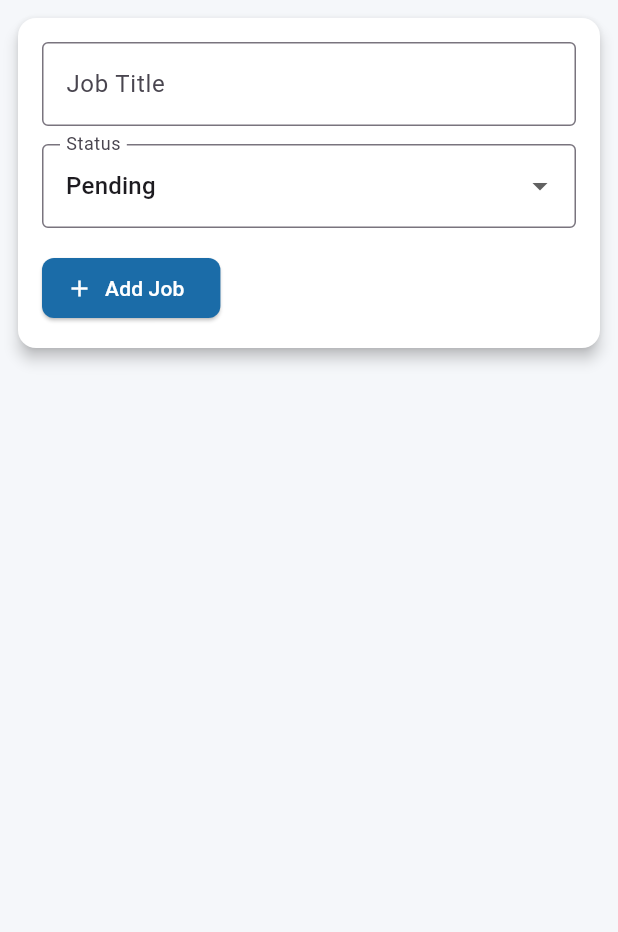
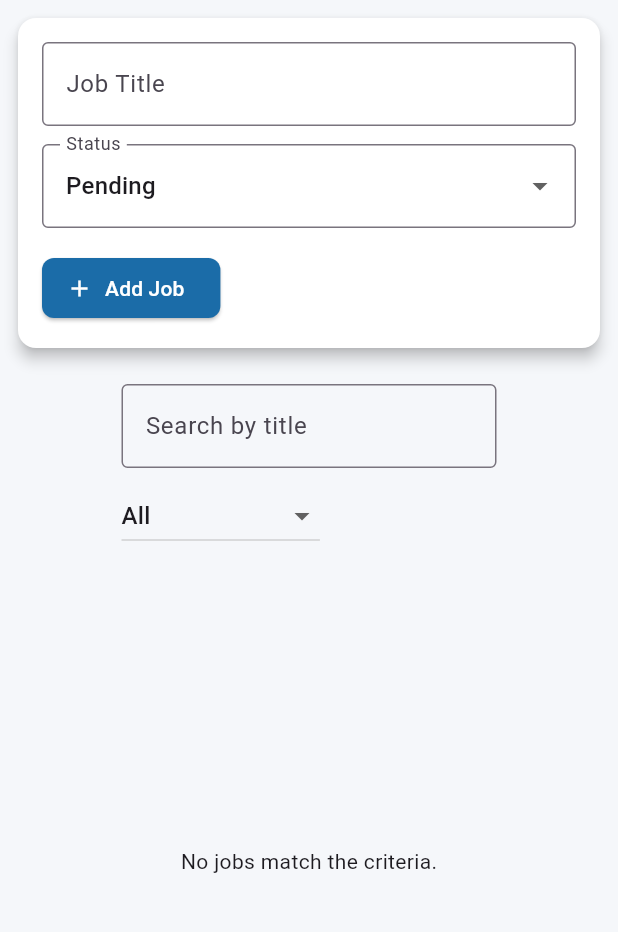
Before and after one commit to CaglarKullu/afs_mock_project, a Flutter app: the screen it shows after launch, after a tap on the "close" icon, on a phone screen of 412 x 824 dp, the part 84-1016 px from its top. Run offline on Flutter 3.47's test engine with Material 3 defaults, Android fonts, the phone set to English and light mode, and no system bars; our stand-ins replace flutter_riverpod, freezed_annotation; generated files the repository leaves out were written again; network calls fail.

Commit message:
add filter feature

```diff
--- a/lib/features/jobs/providers/index.dart
+++ b/lib/features/jobs/providers/index.dart
@@ -1,3 +1,4 @@
 export 'job_notifier.dart';
 export 'selected_job_provider.dart';
 export 'item_state.dart';
+export 'filter_state_provider.dart';
--- a/lib/features/jobs/providers/job_notifier.dart
+++ b/lib/features/jobs/providers/job_notifier.dart
@@ -1,16 +1,34 @@
 import 'package:afs_mock_project/common/controllers/error_controller.dart';
 import 'package:afs_mock_project/common/controllers/success_controller.dart';
 import 'package:afs_mock_project/features/jobs/repositories/job_repository.dart';
-import 'package:flutter_riverpod/flutter_riverpod.dart'
-    show AsyncValue, Ref, StateNotifier, StateNotifierProvider;
+import 'package:flutter_riverpod/flutter_riverpod.dart';
 import 'package:uuid/uuid.dart';
 import '../models/job_model.dart';
 import '../models/job_status.dart';
+import 'filter_state_provider.dart';
 
 final jobNotifierProvider =
     StateNotifierProvider<JobNotifier, AsyncValue<List<JobModel>>>(
   (ref) => JobNotifier(ref),
 );
+
+final filteredJobsProvider = Provider<List<JobModel>>((ref) {
+  final filter = ref.watch(filterStateProvider);
+  final jobsState = ref.watch(jobNotifierProvider);
+
+  return jobsState.maybeWhen(
+    data: (jobs) {
+      return jobs.where((job) {
+        final matchesQuery =
+            job.title.toLowerCase().contains(filter.searchQuery.toLowerCase());
+        final matchesStatus =
+            filter.status == null || job.status == filter.status;
+        return matchesQuery && matchesStatus;
+      }).toList();
+    },
+    orElse: () => [],
+  );
+});
 
 class JobNotifier extends StateNotifier<AsyncValue<List<JobModel>>> {
   final Ref ref;
--- a/lib/features/jobs/widgets/index.dart
+++ b/lib/features/jobs/widgets/index.dart
@@ -1,2 +1,3 @@
 export 'job_form.dart';
 export 'job_list_screen.dart';
+export 'job_filter_bar.dart';
--- /dev/null
+++ b/lib/features/jobs/widgets/job_filter_bar.dart
@@ -0,0 +1,60 @@
+import 'package:afs_mock_project/features/jobs/index.dart';
+import 'package:flutter/material.dart';
+import 'package:flutter_riverpod/flutter_riverpod.dart';
+
+class JobFilterBar extends ConsumerWidget {
+  const JobFilterBar({super.key});
+
+  @override
+  Widget build(BuildContext context, WidgetRef ref) {
+    final filter = ref.watch(filterStateProvider);
+
+    return Padding(
+      padding: const EdgeInsets.all(12),
+      child: Wrap(
+        spacing: 12,
+        runSpacing: 8,
+        alignment: WrapAlignment.spaceBetween,
+        crossAxisAlignment: WrapCrossAlignment.center,
+        children: [
+          // 🔍 Search Field
+          SizedBox(
+            width: 250,
+            child: TextField(
+              decoration: const InputDecoration(
+                labelText: 'Search by title',
+                border: OutlineInputBorder(),
+              ),
+              onChanged: (query) {
+                ref.read(filterStateProvider.notifier).state =
+                    filter.copyWith(searchQuery: query);
+              },
+            ),
+          ),
+
+          // 🟢 Status Dropdown
+          DropdownButton<JobStatus?>(
+            value: filter.status,
+            hint: const Text("Filter by status"),
+            onChanged: (status) {
+              ref.read(filterStateProvider.notifier).state =
+                  filter.copyWith(status: status);
+            },
+            items: [
+              const DropdownMenuItem<JobStatus?>(
+                value: null,
+                child: Text('All'),
+              ),
+              ...JobStatus.values.map(
+                (status) => DropdownMenuItem(
+                  value: status,
+                  child: Text(status.label),
+                ),
+              ),
+            ],
+          ),
+        ],
+      ),
+    );
+  }
+}
--- a/lib/features/jobs/widgets/job_list_screen.dart
+++ b/lib/features/jobs/widgets/job_list_screen.dart
@@ -1,28 +1,23 @@
-import 'package:afs_mock_project/features/jobs/models/job_status.dart';
-import 'package:afs_mock_project/features/jobs/providers/job_notifier.dart';
-import 'package:afs_mock_project/features/jobs/providers/selected_job_provider.dart';
-import 'package:afs_mock_project/common/widgets/error_banner.dart';
 import 'package:flutter/material.dart';
 import 'package:flutter_riverpod/flutter_riverpod.dart';
-import '../models/job_model.dart';
+import 'package:afs_mock_project/features/jobs/index.dart';
 
 class JobListScreen extends ConsumerWidget {
   const JobListScreen({super.key});
 
   @override
   Widget build(BuildContext context, WidgetRef ref) {
-    final jobState = ref.watch(jobNotifierProvider);
+    final jobs = ref.watch(filteredJobsProvider);
     final jobNotifier = ref.read(jobNotifierProvider.notifier);
 
-    return jobState.when(
-      loading: () => const Center(child: CircularProgressIndicator()),
-      error: (err, _) => ErrorBanner(),
-      data: (jobs) {
-        if (jobs.isEmpty) {
-          return const Center(child: Text('No jobs available.'));
-        }
+    return Column(
+      children: [
+        const JobFilterBar(), // 🔍 + 🟢 filter bar
 
-        return ListView.separated(
+        Expanded(
+          child: jobs.isEmpty
+              ? const Center(child: Text('No jobs match the criteria.'))
+              : ListView.separated(
                   padding: const EdgeInsets.all(12),
                   itemCount: jobs.length,
                   separatorBuilder: (_, __) => const SizedBox(height: 10),
@@ -36,14 +31,19 @@ class JobListScreen extends ConsumerWidget {
                           _statusIcon(job.status),
                           color: _statusColor(job.status),
                         ),
-                trailing: Row(
-                  mainAxisSize: MainAxisSize.min,
+                        trailing: Wrap(
+                          spacing: 12,
                           children: [
                             IconButton(
-                      icon: const Icon(Icons.edit, color: Colors.blueAccent),
+                              icon: const Icon(Icons.edit, color: Colors.blue),
                               tooltip: 'Edit',
                               onPressed: () {
-                        ref.read(selectedJobProvider.notifier).state = job;
+                                ref.read(selectedJobProvider.notifier).state =
+                                    job;
+                                Scrollable.ensureVisible(
+                                  context,
+                                  duration: const Duration(milliseconds: 300),
+                                );
                               },
                             ),
                             IconButton(
@@ -57,8 +57,9 @@ class JobListScreen extends ConsumerWidget {
                       ),
                     );
                   },
-        );
-      },
+                ),
+        ),
+      ],
     );
   }
 
```
Also changed, not shown: lib/features/jobs/providers/filter_state_provider.dart (added, +18 -0 lines). Lines whose indentation alone changed are shown as unchanged.
